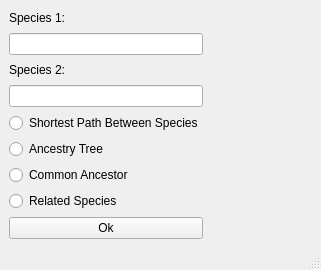
Before: the Qt Designer form mainwindow.ui in liamnegron3/COP3530_Project3, drawn with Qt 5.
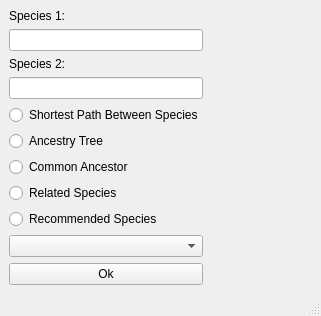
After: the same form once the commit is applied.

Commit message: added combo box for recommended species function

```diff
--- a/mainwindow.ui
+++ b/mainwindow.ui
@@ -77,6 +77,16 @@
         </property>
        </widget>
       </item>
+      <item>
+       <widget class="QRadioButton" name="radioButton_5">
+        <property name="text">
+         <string>Recommended Species</string>
+        </property>
+       </widget>
+      </item>
+      <item>
+       <widget class="QComboBox" name="comboBox"/>
+      </item>
      </layout>
     </item>
     <item row="6" column="0">
```
The commit also changes 1 other file.
